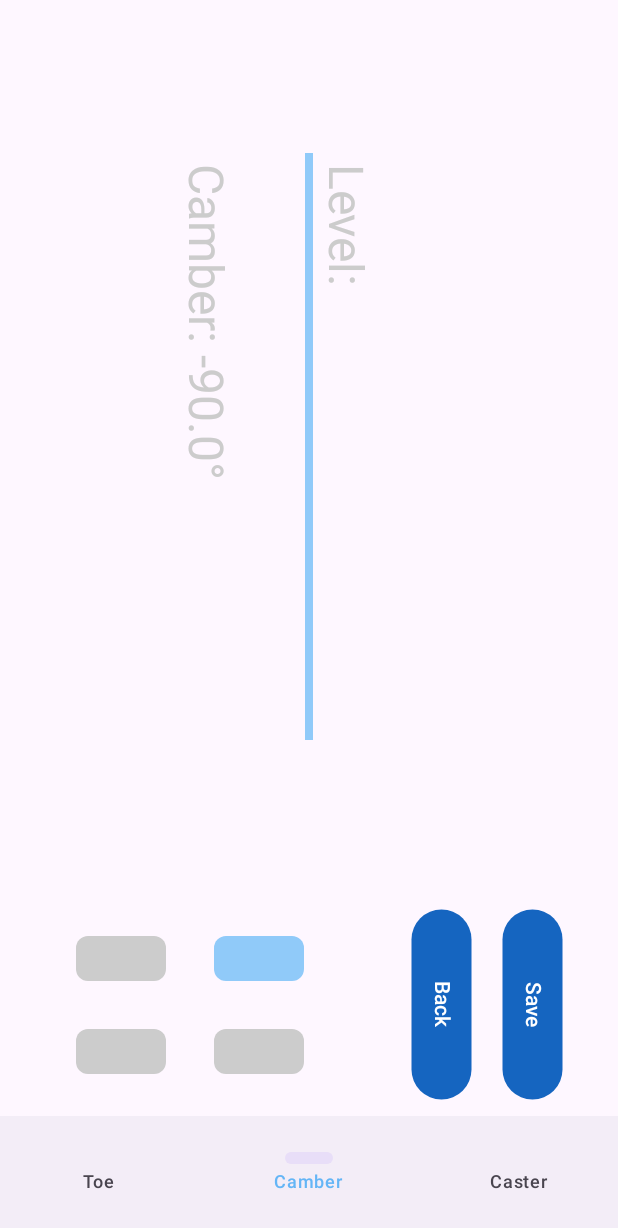
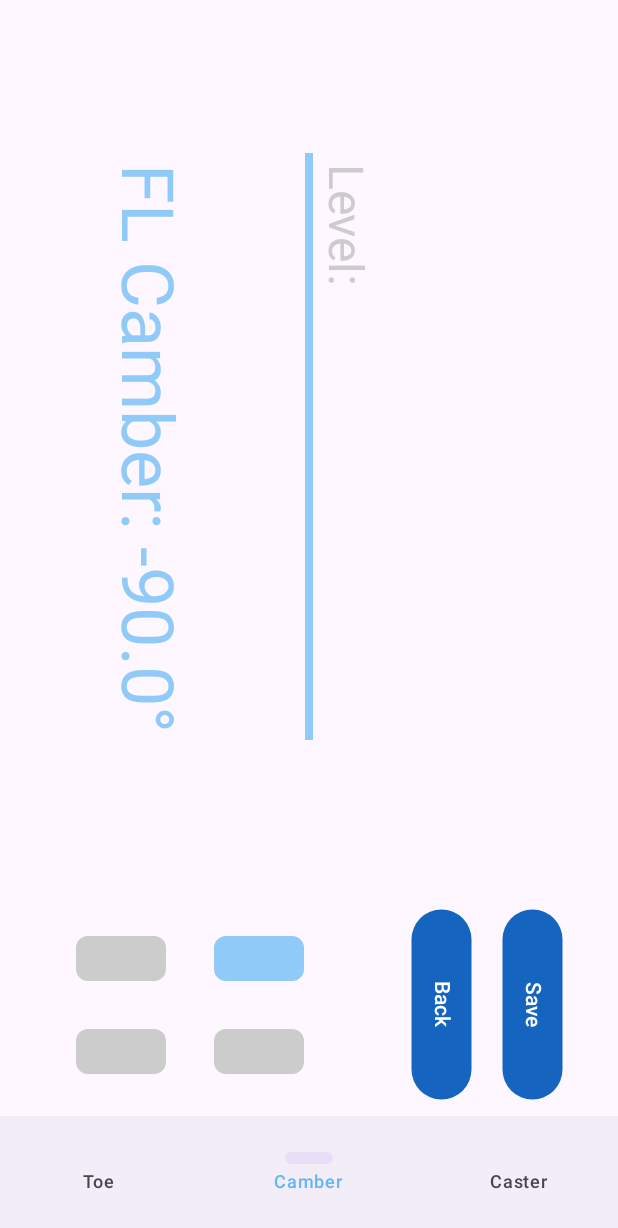
Before and after one commit to lCubosl/MEICM_DDM_individual-project, an Android app built with Jetpack Compose: the CamberScreen screen opened through its navigation route, on a phone screen of 412 x 824 dp. Shown: the top 1228 px of the screen. Run offline under Robolectric (Android 15) with nearby library versions, the phone set to English and light mode, and no system bars.

Commit message:
camber screen shows dynamic selected wheels

```diff
--- a/app/src/main/java/com/example/alignment_tool/ui/screen/CamberScreen.kt
+++ b/app/src/main/java/com/example/alignment_tool/ui/screen/CamberScreen.kt
@@ -27,6 +27,11 @@ import android.hardware.SensorEvent
 import android.hardware.SensorEventListener
 import android.hardware.SensorManager
 
+import androidx.compose.ui.text.drawText
+import androidx.compose.ui.text.TextStyle
+import androidx.compose.ui.unit.sp
+import androidx.compose.ui.text.rememberTextMeasurer
+
 @Composable
 fun CamberScreen() {
     var selectedWheel by remember { mutableStateOf("FL") }
@@ -40,6 +45,7 @@ fun CamberScreen() {
         LevelIndicator(
             tilt = tilt,
             camber = roll,
+            selectedWheel = selectedWheel,
             modifier = Modifier
                 .weight(0.8f)
                 .fillMaxWidth()
@@ -112,10 +118,12 @@ fun CamberScreen() {
 fun LevelIndicator(
     tilt: Pair<Float, Float>,
     camber: Float,
+    selectedWheel: String,
     modifier: Modifier = Modifier
 ) {
     // tilt.first = x-axis, tilt.second = y-axis, normalized -1..1
     val angle = atan2(tilt.second.toDouble(), tilt.first.toDouble()).toFloat() // in radians
+    val textMeasurer = rememberTextMeasurer()
 
     Canvas(modifier = modifier.fillMaxSize()) {
         val width = size.width
@@ -160,15 +168,14 @@ fun LevelIndicator(
             )
         }
 
-        drawContext.canvas.nativeCanvas.drawText(
-            "Camber: %.1f°".format(camber),
-            26f,
-            centerY + 120f,
-            android.graphics.Paint().apply {
-                color = Color.LightGray.toArgb()
-                textSize = 48f
-                isAntiAlias = true
-            }
+        drawText(
+            textMeasurer = textMeasurer,
+            text = "$selectedWheel Camber: %.1f°".format(camber),
+            topLeft = Offset(26f, centerY + 120f),
+            style = TextStyle(
+                color = Color(0xFF90CAF9),
+                fontSize = 48.sp
+            )
         )
     }
 }
```
